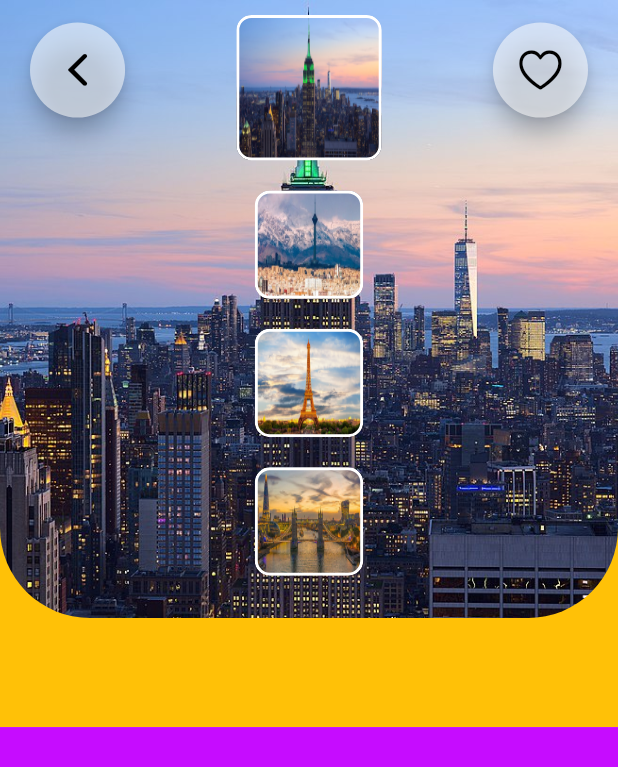
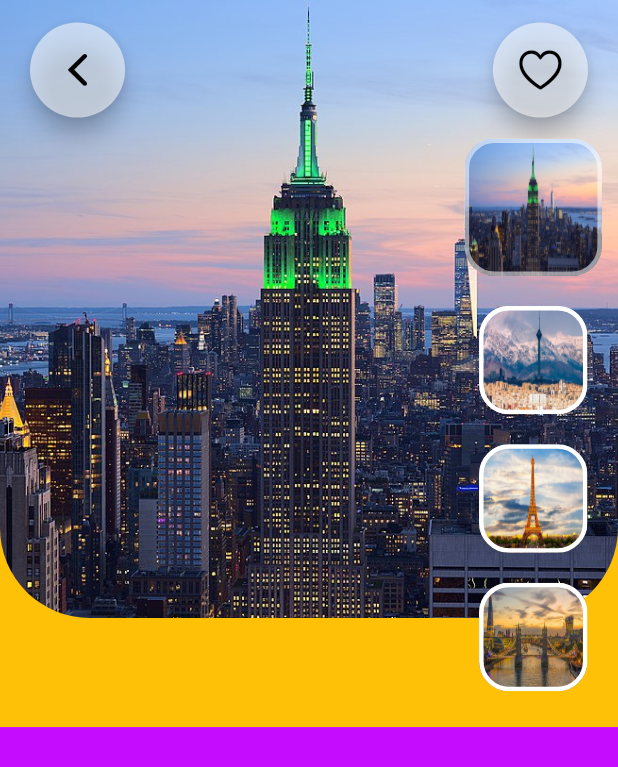
Before and after one commit to aminmk99/travel-app, a Flutter app: the screen it shows after launch, on a phone screen of 412 x 824 dp. Shown: the top 767 px of the screen. Run offline on Flutter 3.47's test engine with Material 2 defaults, Android fonts, the phone set to English and light mode, and no system bars.

Commit message:
Changed style of images

```diff
--- a/lib/screens/main_screen.dart
+++ b/lib/screens/main_screen.dart
@@ -33,7 +33,13 @@ class _MainScreenState extends State<MainScreen> {
                 children: [
                   BannerImage(selectedIndex: _selectedIndex),
                   MyAppBar(),
-                  ListView.builder(
+                  Positioned(
+                    right: 5,
+                    top: size.height/10,
+                    child: SizedBox(
+                      width: size.height/8,
+                      height: double.maxFinite,
+                      child: ListView.builder(
                           itemCount: travelList.length,
                           itemBuilder: (context, index) {
                             return ListOfImages(
@@ -48,6 +54,9 @@ class _MainScreenState extends State<MainScreen> {
                                   });
                                 });
                           }),
+                    ),
+                  ),
+
                 ],
               ),
             ),
--- a/lib/widgets/list_of_images.dart
+++ b/lib/widgets/list_of_images.dart
@@ -4,7 +4,10 @@ import '../model/travel_model.dart';
 
 // ignore: must_be_immutable
 class ListOfImages extends StatelessWidget {
-  ListOfImages({required this.selectedIndex, required this.index, required this.imageTap});
+  ListOfImages(
+      {required this.selectedIndex,
+      required this.index,
+      required this.imageTap});
 
   int selectedIndex;
   int index;
@@ -27,14 +30,18 @@ class ListOfImages extends StatelessWidget {
                       image: AssetImage(travelList[index].image),
                       fit: BoxFit.fill,
                     ),
-                    border: Border.all(color: Colors.white, width: 2),
-                    borderRadius: BorderRadius.circular(10)),
+                    border: Border.all(
+                        color: (selectedIndex == index)
+                            ? Colors.white54
+                            : Colors.white,
+                        width: 3),
+                    borderRadius: BorderRadius.circular(20)),
                 duration: Duration(milliseconds: 500),
                 width: (selectedIndex == index)
-                    ? size.height / 8.5
+                    ? size.height / 9
                     : size.height / 11.4,
                 height: (selectedIndex == index)
-                    ? size.height / 8.5
+                    ? size.height / 9
                     : size.height / 11.4,
               ),
             ),
```
Lines whose indentation alone changed are shown as unchanged.
